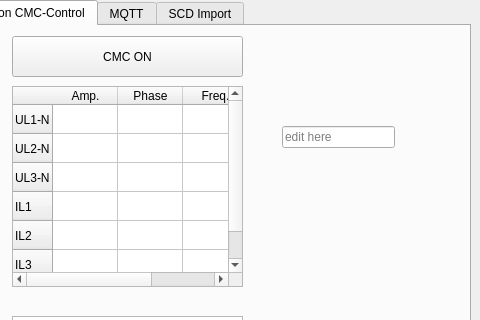
Above: Qt_GUI/frm_main.ui from Pfannex/CMC-104_Mapper before the change; both pictures show x 320 to 800 and y 0 to 320 of the 800 by 600 pixel window. Below: the same form after it.
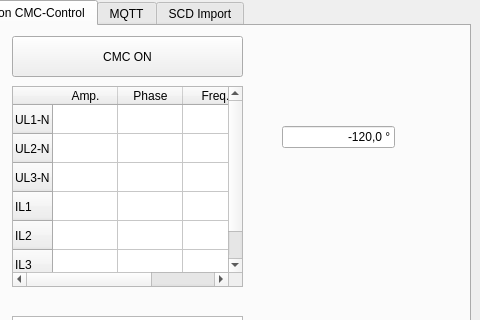
That is the form after the change. Icons and pictures are not drawn.

```diff
--- a/Qt_GUI/frm_main.ui
+++ b/Qt_GUI/frm_main.ui
@@ -598,11 +598,17 @@
         <height>22</height>
        </rect>
       </property>
+      <property name="text">
+       <string>-120,0 °</string>
+      </property>
+      <property name="alignment">
+       <set>Qt::AlignRight|Qt::AlignTrailing|Qt::AlignVCenter</set>
+      </property>
       <property name="placeholderText">
-       <string>edit here</string>
+       <string/>
       </property>
       <property name="clearButtonEnabled">
-       <bool>true</bool>
+       <bool>false</bool>
       </property>
      </widget>
     </widget>
```
